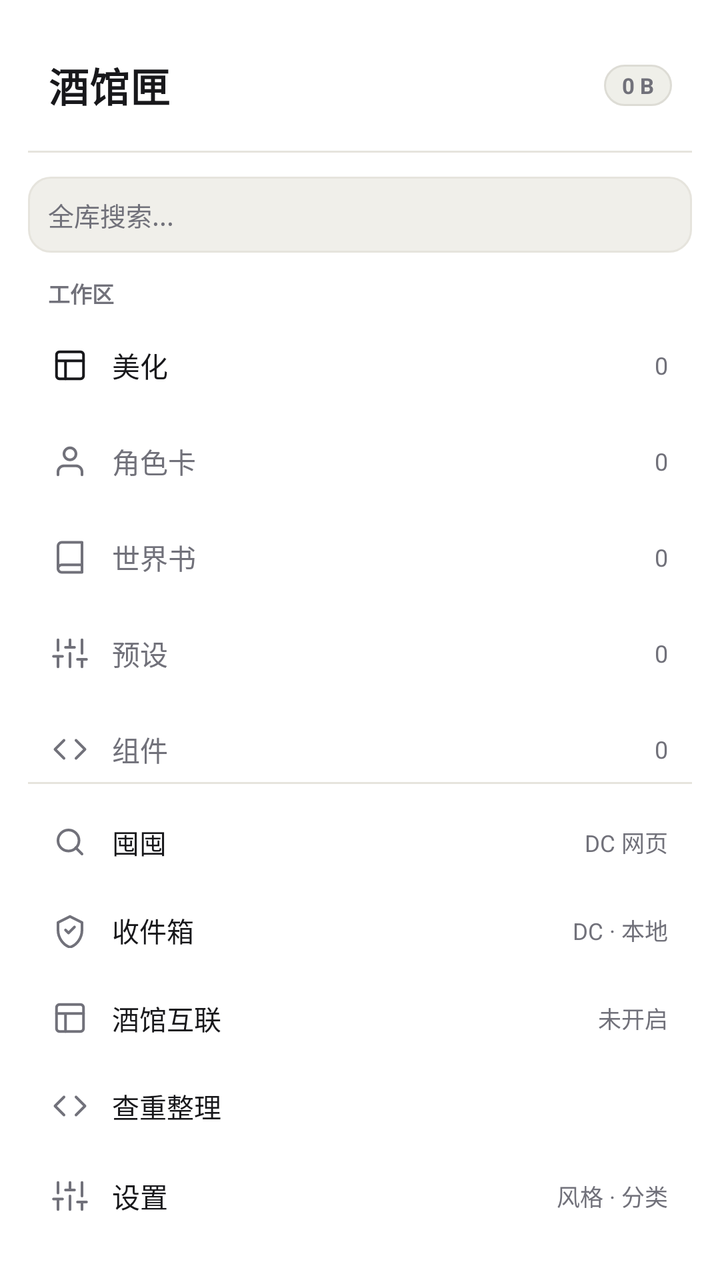
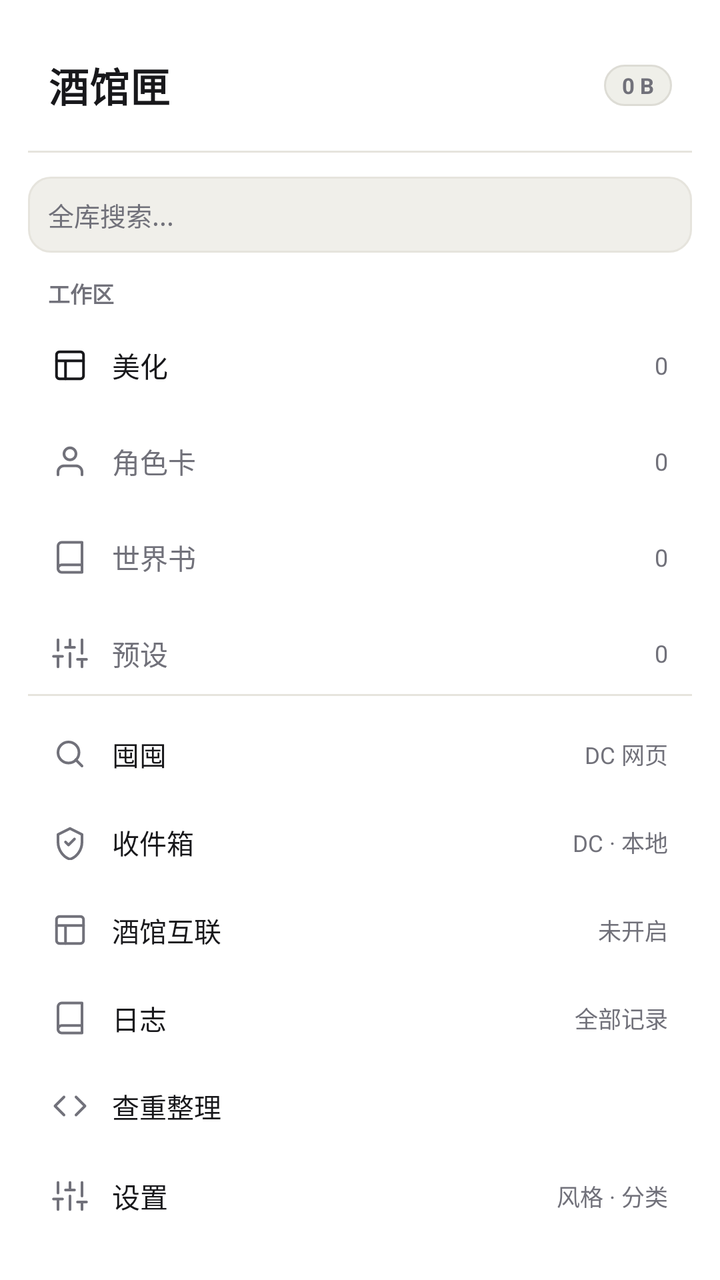

Two renders of the same Android screen: before a commit and after it. Below are the layout's source before the change and the commit's diff.
<!-- AndroidManifest.xml: application theme Theme.STThemeVault -->
<!-- res/layout/layout_drawer.xml -->
<?xml version="1.0" encoding="utf-8"?>
<LinearLayout xmlns:android="http://schemas.android.com/apk/res/android"
    xmlns:app="http://schemas.android.com/apk/res-auto"
    android:layout_width="276dp"
    android:layout_height="match_parent"
    android:layout_gravity="start"
    android:background="@color/surface"
    android:clickable="true"
    android:focusable="true"
    android:orientation="vertical"
    android:paddingHorizontal="14dp"
    android:paddingTop="28dp"
    android:paddingBottom="20dp">

    
    <LinearLayout
        android:layout_width="match_parent"
        android:layout_height="wrap_content"
        android:gravity="center_vertical"
        android:orientation="horizontal"
        android:paddingHorizontal="10dp"
        android:paddingBottom="18dp">

        <TextView
            android:layout_width="0dp"
            android:layout_height="wrap_content"
            android:layout_weight="1"
            android:letterSpacing="0.02"
            android:text="酒馆匣"
            android:textColor="@color/text_primary"
            android:textSize="20sp"
            android:textStyle="bold" />

        <TextView
            android:id="@+id/tvDrawerTotalSize"
            android:layout_width="wrap_content"
            android:layout_height="wrap_content"
            android:background="@drawable/bg_pill_accent"
            android:paddingHorizontal="9dp"
            android:paddingVertical="3dp"
            android:text="0 B"
            android:textColor="@color/text_muted"
            android:textSize="11sp"
            android:textStyle="bold" />
    </LinearLayout>

    <View
        android:layout_width="match_parent"
        android:layout_height="1dp"
        android:layout_marginBottom="12dp"
        android:background="@color/border" />

    
    <LinearLayout
        android:layout_width="match_parent"
        android:layout_height="38dp"
        android:layout_marginBottom="12dp"
        android:background="@drawable/bg_input"
        android:gravity="center_vertical"
        android:orientation="horizontal"
        android:paddingHorizontal="10dp">

        <EditText
            android:id="@+id/etDrawerGlobalSearch"
            android:layout_width="0dp"
            android:layout_height="match_parent"
            android:layout_weight="1"
            android:background="@android:color/transparent"
            android:hint="全库搜索..."
            android:imeOptions="actionSearch"
            android:inputType="text"
            android:singleLine="true"
            android:textColor="@color/text_primary"
            android:textColorHint="@color/text_muted"
            android:textSize="13sp" />

        <TextView
            android:id="@+id/btnDrawerSearchClear"
            android:layout_width="wrap_content"
            android:layout_height="wrap_content"
            android:clickable="true"
            android:focusable="true"
            android:paddingHorizontal="6dp"
            android:paddingVertical="4dp"
            android:text="✕"
            android:textColor="@color/text_muted"
            android:textSize="12sp"
            android:visibility="gone" />
    </LinearLayout>

    
    <TextView
        android:id="@+id/tvDrawerSearchEmpty"
        android:layout_width="match_parent"
        android:layout_height="wrap_content"
        android:gravity="center"
        android:paddingVertical="24dp"
        android:text="未找到匹配资源"
        android:textColor="@color/text_muted"
        android:textSize="12.5sp"
        android:visibility="gone" />

    <androidx.recyclerview.widget.RecyclerView
        android:id="@+id/rvDrawerGlobalSearch"
        android:layout_width="match_parent"
        android:layout_height="0dp"
        android:layout_weight="1"
        android:visibility="gone" />

    
    <LinearLayout
        android:id="@+id/drawerNavGroup"
        android:layout_width="match_parent"
        android:layout_height="0dp"
        android:layout_weight="1"
        android:orientation="vertical">

    <TextView
        android:layout_width="wrap_content"
        android:layout_height="wrap_content"
        android:layout_marginBottom="6dp"
        android:paddingHorizontal="10dp"
        android:text="工作区"
        android:textColor="@color/text_muted"
        android:textSize="11sp"
        android:textStyle="bold" />

    
    <LinearLayout
        android:id="@+id/drawerItemThemes"
        android:layout_width="match_parent"
        android:layout_height="44dp"
        android:layout_marginBottom="4dp"
        android:clickable="true"
        android:focusable="true"
        android:gravity="center_vertical"
        android:orientation="horizontal"
        android:paddingHorizontal="12dp">

        <ImageView
            android:id="@+id/ivDrawerThemes"
            android:layout_width="18dp"
            android:layout_height="18dp"
            android:src="@drawable/ic_module_theme"
            app:tint="@color/text_primary" />

        <TextView
            android:id="@+id/tvDrawerThemes"
            android:layout_width="0dp"
            android:layout_height="wrap_content"
            android:layout_marginStart="12dp"
            android:layout_weight="1"
            android:text="美化"
            android:textColor="@color/text_primary"
            android:textSize="14sp" />

        <TextView
            android:id="@+id/tvCountThemes"
            android:layout_width="wrap_content"
            android:layout_height="wrap_content"
            android:text="0"
            android:textColor="@color/text_muted"
            android:textSize="12sp" />
    </LinearLayout>

    
    <LinearLayout
        android:id="@+id/drawerItemCharacters"
        android:layout_width="match_parent"
        android:layout_height="44dp"
        android:layout_marginBottom="4dp"
        android:clickable="true"
        android:focusable="true"
        android:gravity="center_vertical"
        android:orientation="horizontal"
        android:paddingHorizontal="12dp">

        <ImageView
            android:id="@+id/ivDrawerCharacters"
            android:layout_width="18dp"
            android:layout_height="18dp"
            android:src="@drawable/ic_module_character"
            app:tint="@color/text_muted" />

        <TextView
            android:id="@+id/tvDrawerCharacters"
            android:layout_width="0dp"
            android:layout_height="wrap_content"
            android:layout_marginStart="12dp"
            android:layout_weight="1"
            android:text="角色卡"
            android:textColor="@color/text_muted"
            android:textSize="14sp" />

        <TextView
            android:id="@+id/tvCountChars"
            android:layout_width="wrap_content"
            android:layout_height="wrap_content"
            android:text="0"
            android:textColor="@color/text_muted"
            android:textSize="12sp" />
    </LinearLayout>

    
    <LinearLayout
        android:id="@+id/drawerItemWorldBooks"
        android:layout_width="match_parent"
        android:layout_height="44dp"
        android:layout_marginBottom="4dp"
        android:clickable="true"
        android:focusable="true"
        android:gravity="center_vertical"
        android:orientation="horizontal"
        android:paddingHorizontal="12dp">

        <ImageView
            android:id="@+id/ivDrawerWorldBooks"
            android:layout_width="18dp"
            android:layout_height="18dp"
            android:src="@drawable/ic_module_worldbook"
            app:tint="@color/text_muted" />

        <TextView
            android:id="@+id/tvDrawerWorldBooks"
            android:layout_width="0dp"
            android:layout_height="wrap_content"
            android:layout_marginStart="12dp"
            android:layout_weight="1"
            android:text="世界书"
            android:textColor="@color/text_muted"
            android:textSize="14sp" />

        <TextView
            android:id="@+id/tvCountBooks"
            android:layout_width="wrap_content"
            android:layout_height="wrap_content"
            android:text="0"
            android:textColor="@color/text_muted"
            android:textSize="12sp" />
    </LinearLayout>

    
    <LinearLayout
        android:id="@+id/drawerItemPresets"
        android:layout_width="match_parent"
        android:layout_height="44dp"
        android:layout_marginBottom="4dp"
        android:clickable="true"
        android:focusable="true"
        android:gravity="center_vertical"
        android:orientation="horizontal"
        android:paddingHorizontal="12dp">

        <ImageView
            android:id="@+id/ivDrawerPresets"
            android:layout_width="18dp"
            android:layout_height="18dp"
            android:src="@drawable/ic_module_preset"
            app:tint="@color/text_muted" />

        <TextView
            android:id="@+id/tvDrawerPresets"
            android:layout_width="0dp"
            android:layout_height="wrap_content"
            android:layout_marginStart="12dp"
            android:layout_weight="1"
            android:text="预设"
            android:textColor="@color/text_muted"
            android:textSize="14sp" />

        <TextView
            android:id="@+id/tvCountPresets"
            android:layout_width="wrap_content"
            android:layout_height="wrap_content"
            android:text="0"
            android:textColor="@color/text_muted"
            android:textSize="12sp" />
    </LinearLayout>

    
    <LinearLayout
        android:id="@+id/drawerItemComponents"
        android:layout_width="match_parent"
        android:layout_height="44dp"
        android:layout_marginBottom="4dp"
        android:clickable="true"
        android:focusable="true"
        android:gravity="center_vertical"
        android:orientation="horizontal"
        android:paddingHorizontal="12dp">

        <ImageView
            android:id="@+id/ivDrawerComponents"
            android:layout_width="18dp"
            android:layout_height="18dp"
            android:src="@drawable/ic_module_component"
            app:tint="@color/text_muted" />

        <TextView
            android:id="@+id/tvDrawerComponents"
            android:layout_width="0dp"
            android:layout_height="wrap_content"
            android:layout_marginStart="12dp"
            android:layout_weight="1"
            android:text="组件"
            android:textColor="@color/text_muted"
            android:textSize="14sp" />

        <TextView
            android:id="@+id/tvCountComps"
            android:layout_width="wrap_content"
            android:layout_height="wrap_content"
            android:text="0"
            android:textColor="@color/text_muted"
            android:textSize="12sp" />
    </LinearLayout>

    </LinearLayout>

    <View
        android:layout_width="match_parent"
        android:layout_height="1dp"
        android:layout_marginBottom="8dp"
        android:background="@color/border" />

    
    <LinearLayout
        android:id="@+id/drawerItemHoard"
        android:layout_width="match_parent"
        android:layout_height="42dp"
        android:layout_marginBottom="2dp"
        android:clickable="true"
        android:focusable="true"
        android:gravity="center_vertical"
        android:orientation="horizontal"
        android:paddingHorizontal="12dp">

        <ImageView
            android:layout_width="18dp"
            android:layout_height="18dp"
            android:src="@drawable/ic_nav_search"
            app:tint="@color/text_muted" />

        <TextView
            android:layout_width="0dp"
            android:layout_height="wrap_content"
            android:layout_marginStart="12dp"
            android:layout_weight="1"
            android:text="囤囤"
            android:textColor="@color/text_primary"
            android:textSize="13.5sp" />

        <TextView
            android:layout_width="wrap_content"
            android:layout_height="wrap_content"
            android:text="DC 网页"
            android:textColor="@color/text_muted"
            android:textSize="11.5sp" />
    </LinearLayout>

    
    <LinearLayout
        android:id="@+id/drawerItemInbox"
        android:layout_width="match_parent"
        android:layout_height="42dp"
        android:layout_marginBottom="2dp"
        android:clickable="true"
        android:focusable="true"
        android:gravity="center_vertical"
        android:orientation="horizontal"
        android:paddingHorizontal="12dp">

        <ImageView
            android:layout_width="18dp"
            android:layout_height="18dp"
            android:src="@drawable/ic_nav_vault"
            app:tint="@color/text_muted" />

        <TextView
            android:layout_width="0dp"
            android:layout_height="wrap_content"
            android:layout_marginStart="12dp"
            android:layout_weight="1"
            android:text="收件箱"
            android:textColor="@color/text_primary"
            android:textSize="13.5sp" />

        <TextView
            android:id="@+id/tvDrawerInboxStatus"
            android:layout_width="wrap_content"
            android:layout_height="wrap_content"
            android:text="DC · 本地"
            android:textColor="@color/text_muted"
            android:textSize="11.5sp" />
    </LinearLayout>

    
    <LinearLayout
        android:id="@+id/drawerItemBridge"
        android:layout_width="match_parent"
        android:layout_height="42dp"
        android:layout_marginBottom="2dp"
        android:clickable="true"
        android:focusable="true"
        android:gravity="center_vertical"
        android:orientation="horizontal"
        android:paddingHorizontal="12dp">

        <ImageView
            android:layout_width="18dp"
            android:layout_height="18dp"
            android:src="@drawable/ic_module_theme"
            app:tint="@color/text_muted" />

        <TextView
            android:layout_width="0dp"
            android:layout_height="wrap_content"
            android:layout_marginStart="12dp"
            android:layout_weight="1"
            android:text="酒馆互联"
            android:textColor="@color/text_primary"
            android:textSize="13.5sp" />

        <TextView
            android:id="@+id/tvDrawerBridgeStatus"
            android:layout_width="wrap_content"
            android:layout_height="wrap_content"
            android:text="未开启"
            android:textColor="@color/text_muted"
            android:textSize="11.5sp" />
    </LinearLayout>

    
    <LinearLayout
        android:id="@+id/drawerItemDedup"
        android:layout_width="match_parent"
        android:layout_height="42dp"
        android:layout_marginBottom="2dp"
        android:clickable="true"
        android:focusable="true"
        android:gravity="center_vertical"
        android:orientation="horizontal"
        android:paddingHorizontal="12dp">

        <ImageView
            android:layout_width="18dp"
            android:layout_height="18dp"
            android:src="@drawable/ic_module_component"
            app:tint="@color/text_muted" />

        <TextView
            android:layout_width="0dp"
            android:layout_height="wrap_content"
            android:layout_marginStart="12dp"
            android:layout_weight="1"
            android:text="查重整理"
            android:textColor="@color/text_primary"
            android:textSize="13.5sp" />
    </LinearLayout>

    
    <LinearLayout
        android:id="@+id/drawerItemSettings"
        android:layout_width="match_parent"
        android:layout_height="44dp"
        android:clickable="true"
        android:focusable="true"
        android:gravity="center_vertical"
        android:orientation="horizontal"
        android:paddingHorizontal="12dp">

        <ImageView
            android:layout_width="18dp"
            android:layout_height="18dp"
            android:src="@drawable/ic_module_preset"
            app:tint="@color/text_muted" />

        <TextView
            android:layout_width="0dp"
            android:layout_height="wrap_content"
            android:layout_marginStart="12dp"
            android:layout_weight="1"
            android:text="设置"
            android:textColor="@color/text_primary"
            android:textSize="14sp" />

        <TextView
            android:layout_width="wrap_content"
            android:layout_height="wrap_content"
            android:text="风格 · 分类"
            android:textColor="@color/text_muted"
            android:textSize="11.5sp" />
    </LinearLayout>
</LinearLayout>
<!-- resources referenced by this layout -->
<resources>
  <color name="border">#E6E4DD</color>
  <color name="surface">#FFFFFF</color>
  <color name="text_muted">#71717A</color>
  <color name="text_primary">#18181B</color>
  <!-- drawable bg_input (drawable) -->
  <?xml version="1.0" encoding="utf-8"?>
  <shape xmlns:android="http://schemas.android.com/apk/res/android" android:shape="rectangle">
      <solid android:color="@color/surface_2" />
      <corners android:radius="11dp" />
      <stroke android:width="1dp" android:color="@color/border" />
  </shape>
  <!-- drawable bg_pill_accent (drawable) -->
  <?xml version="1.0" encoding="utf-8"?>
  <shape xmlns:android="http://schemas.android.com/apk/res/android" android:shape="rectangle">
      <solid android:color="@color/pill_accent_bg" />
      <corners android:radius="999dp" />
      <stroke android:width="1dp" android:color="@color/pill_accent_stroke" />
  </shape>
  <!-- drawable ic_module_character (drawable) -->
  <?xml version="1.0" encoding="utf-8"?>
  <vector xmlns:android="http://schemas.android.com/apk/res/android"
      android:width="20dp"
      android:height="20dp"
      android:viewportWidth="24"
      android:viewportHeight="24">
      <path
          android:fillColor="@android:color/transparent"
          android:pathData="M20,21v-2a4,4 0,0 0,-4 -4H8a4,4 0,0 0,-4 4v2"
          android:strokeWidth="1.8"
          android:strokeColor="#FFFFFF"
          android:strokeLineCap="round"
          android:strokeLineJoin="round" />
      <path
          android:fillColor="@android:color/transparent"
          android:pathData="M12,3a4,4 0,1 0,0 8a4,4 0,1 0,0 -8z"
          android:strokeWidth="1.8"
          android:strokeColor="#FFFFFF"
          android:strokeLineCap="round" />
  </vector>
  <!-- drawable ic_module_component (drawable) -->
  <?xml version="1.0" encoding="utf-8"?>
  <vector xmlns:android="http://schemas.android.com/apk/res/android"
      android:width="20dp"
      android:height="20dp"
      android:viewportWidth="24"
      android:viewportHeight="24">
      <path
          android:fillColor="@android:color/transparent"
          android:pathData="M16,18l6,-6l-6,-6M8,6l-6,6l6,6"
          android:strokeWidth="1.8"
          android:strokeColor="#FFFFFF"
          android:strokeLineCap="round"
          android:strokeLineJoin="round" />
  </vector>
  <!-- drawable ic_module_preset (drawable) -->
  <?xml version="1.0" encoding="utf-8"?>
  <vector xmlns:android="http://schemas.android.com/apk/res/android"
      android:width="20dp"
      android:height="20dp"
      android:viewportWidth="24"
      android:viewportHeight="24">
      <path
          android:fillColor="@android:color/transparent"
          android:pathData="M4,21v-7M4,10V3M12,21v-9M12,8V3M20,21v-5M20,12V3M1,14h6M9,8h6M17,16h6"
          android:strokeWidth="1.8"
          android:strokeColor="#FFFFFF"
          android:strokeLineCap="round"
          android:strokeLineJoin="round" />
  </vector>
  <!-- drawable ic_module_theme (drawable) -->
  <?xml version="1.0" encoding="utf-8"?>
  <vector xmlns:android="http://schemas.android.com/apk/res/android"
      android:width="20dp"
      android:height="20dp"
      android:viewportWidth="24"
      android:viewportHeight="24">
      <path
          android:fillColor="@android:color/transparent"
          android:pathData="M3,5a2,2 0,0 1,2 -2h14a2,2 0,0 1,2 2v14a2,2 0,0 1,-2 2H5a2,2 0,0 1,-2 -2V5z"
          android:strokeWidth="1.8"
          android:strokeColor="#FFFFFF"
          android:strokeLineJoin="round" />
      <path
          android:fillColor="@android:color/transparent"
          android:pathData="M3,9h18M9,21V9"
          android:strokeWidth="1.8"
          android:strokeColor="#FFFFFF"
          android:strokeLineCap="round" />
  </vector>
  <color name="surface_2">#F0EFEA</color>
  <color name="pill_accent_bg">#EFEFE9</color>
  <color name="pill_accent_stroke">#DDDCD5</color>
  <color name="accent">#18181B</color>
  <color name="on_accent">#FFFFFF</color>
  <color name="bg">#F7F7F5</color>
  <!-- unchanged entries left out for length: 4 -->
</resources>

<!-- the commit's change to res/layout/layout_drawer.xml (unified diff, before → after) -->
@@ -432,7 +432,7 @@
 
     
     <LinearLayout
-        android:id="@+id/drawerItemDedup"
+        android:id="@+id/drawerItemLog"
         android:layout_width="match_parent"
         android:layout_height="42dp"
         android:layout_marginBottom="2dp"
@@ -445,6 +445,41 @@
         <ImageView
             android:layout_width="18dp"
             android:layout_height="18dp"
+            android:src="@drawable/ic_module_worldbook"
+            app:tint="@color/text_muted" />
+
+        <TextView
+            android:layout_width="0dp"
+            android:layout_height="wrap_content"
+            android:layout_marginStart="12dp"
+            android:layout_weight="1"
+            android:text="日志"
+            android:textColor="@color/text_primary"
+            android:textSize="13.5sp" />
+
+        <TextView
+            android:layout_width="wrap_content"
+            android:layout_height="wrap_content"
+            android:text="全部记录"
+            android:textColor="@color/text_muted"
+            android:textSize="11.5sp" />
+    </LinearLayout>
+
+    
+    <LinearLayout
+        android:id="@+id/drawerItemDedup"
+        android:layout_width="match_parent"
+        android:layout_height="42dp"
+        android:layout_marginBottom="2dp"
+        android:clickable="true"
+        android:focusable="true"
+        android:gravity="center_vertical"
+        android:orientation="horizontal"
+        android:paddingHorizontal="12dp">
+
+        <ImageView
+            android:layout_width="18dp"
+            android:layout_height="18dp"
             android:src="@drawable/ic_module_component"
             app:tint="@color/text_muted" />
 
